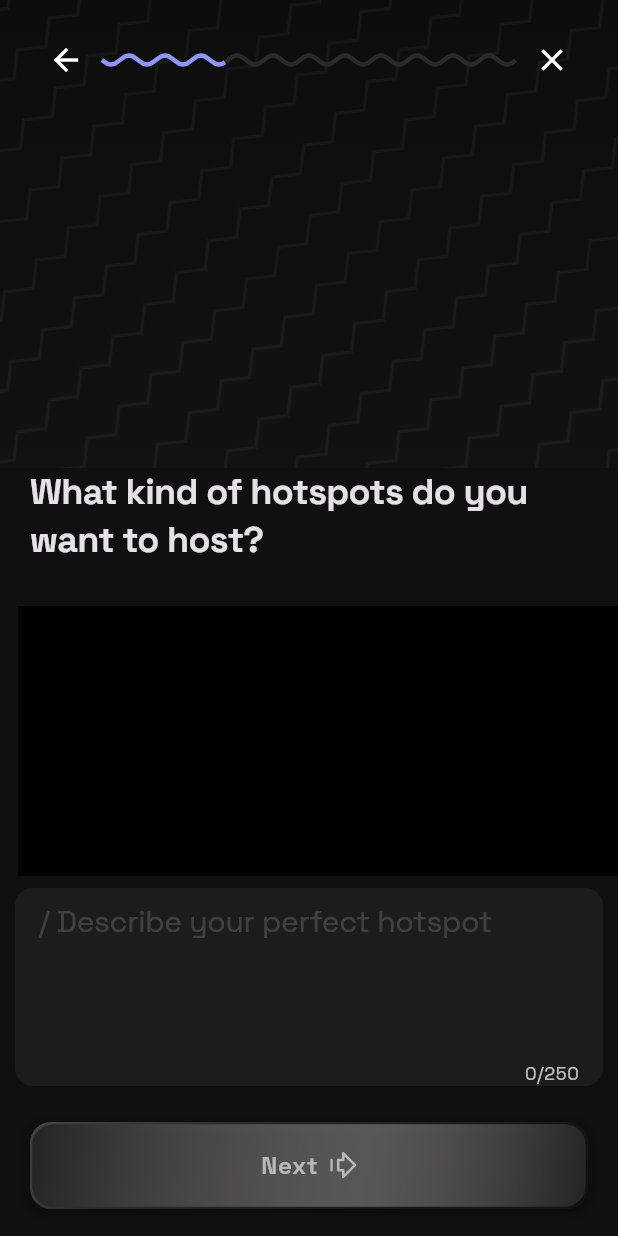
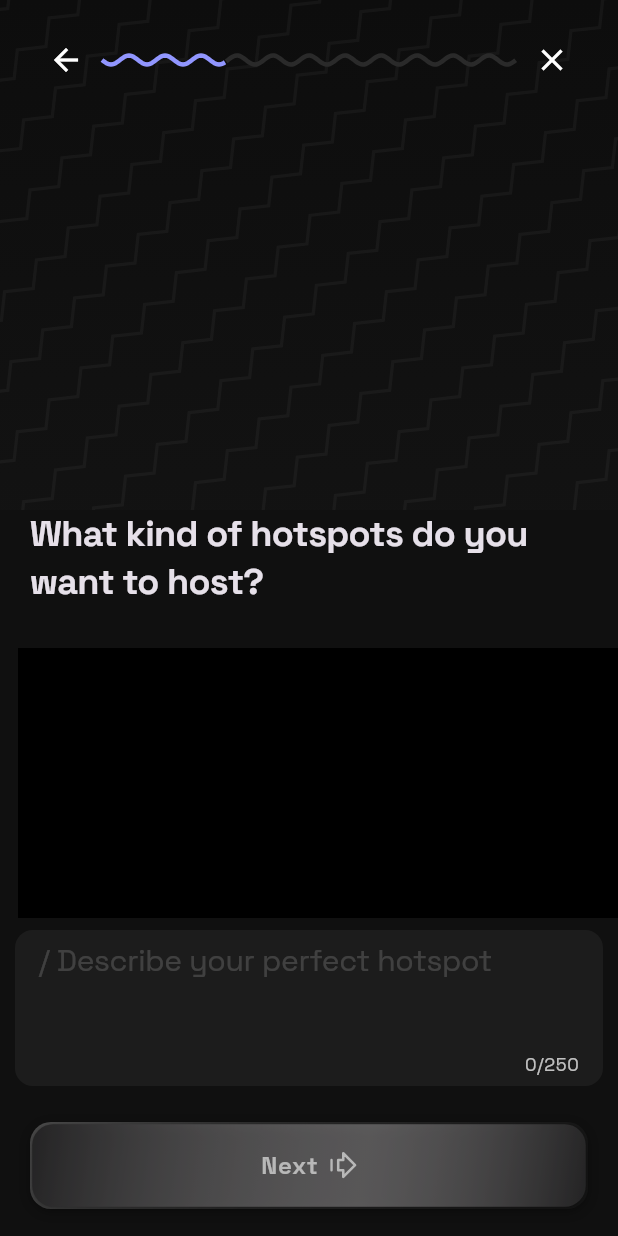
Before and after one commit to abhi123nith/8club, a Flutter app: the screen it shows after launch, on a phone screen of 412 x 824 dp. Run offline on Flutter 3.47's test engine with Material 3 defaults, Android fonts, the light colour scheme and no system bars; our stand-ins replace camera, dio, flutter_riverpod, flutter_svg, google_fonts, permission_handler and 1 more; missing offline and left inert: flutter_sound; network calls fail.

Commit message:
final output

```diff
--- a/lib/constants/text_constants.dart
+++ b/lib/constants/text_constants.dart
@@ -1,13 +1,52 @@
 class TextConstants {
-  // Experience Selection Screen Texts
+  // Experience Selection Screen
   static const String experienceSelectionTitle =
       "What kind of hotspots do you want to host?";
   static const String experienceDescriptionHint =
       "/ Describe your perfect hotspot";
 
-  // Onboarding Question Screen Texts
+  // Onboarding Question Screen
   static const String onboardingQuestionTitle =
       "Why do you want to host with us?";
   static const String onboardingQuestionHint =
       "Tell us about your intent and what motivates you to create experiences.";
+
+  // Video Recording Texts
+  static const String videoRecorded = "Video Recorded";
+  static const String recordingVideo = "Recording Video...";
+  static const String videoRecordedDuration = "Video Recorded -";
+  static const String tapToPlay = "Tap to play";
+
+  // Audio Recording Texts
+  static const String audioRecorded = "Audio Recorded";
+  static const String recordingAudio = "Recording Audio...";
+  static const String tapToListen = "Tap to listen";
+
+  // Button Texts
+  static const String recordAudio = "Record Audio";
+  static const String recordVideo = "Record Video";
+  static const String stopAudio = "Stop Audio";
+  static const String stopVideo = "Stop Video";
+  static const String playAudio = "Play Audio";
+  static const String pauseVideo = "Pause Video";
+  static const String deleteAudio = "Delete Audio";
+  static const String deleteVideo = "Delete Video";
+  static const String submit = "Submit";
+  static const String next = "Next";
+
+  // App Bar Texts
+  static const String hostQuestionnaire = "Host Questionnaire";
+
+  // Error Messages
+  static const String errorStartingRecording = "Error starting recording";
+  static const String cameraNotInitialized = "Camera not initialized";
+  static const String errorPlayingAudio = "Error playing audio";
+  static const String errorStoppingAudio = "Error stopping audio";
+  static const String errorInitializingCamera = "Error initializing camera";
+  static const String errorSwitchingCamera = "Error switching camera";
+  static const String errorPausingResuming = "Error pausing/resuming recording";
+
+  // Success Messages
+  static const String questionnaireSubmitted =
+      "Questionnaire submitted successfully!";
 }
--- a/lib/constants/text_styles.dart
+++ b/lib/constants/text_styles.dart
@@ -8,31 +8,100 @@ class CustomTextStyles {
       GoogleFonts.spaceGrotesk(
         fontWeight: FontWeight.w700, // 700
         fontSize: 24,
-        height: 32 / 24, // line-height: 32px / font-size: 24px
-        letterSpacing: -0.02 * 24, // letter-spacing: -2% of 24px
+        height: 32 / 24,
+        letterSpacing: -0.02 * 24,
       );
 
   static final TextStyle experienceSelectionTitleSmall =
       GoogleFonts.spaceGrotesk(
-        fontWeight: FontWeight.normal, // 400
-        fontSize: 14,
-        height: 20 / 14, // line-height: 20px / font-size: 14px
-        letterSpacing: 0, // letter-spacing: 0%
+        fontWeight: FontWeight.w400, // 400
+        fontSize: 18,
+        height: 21 / 14,
+        letterSpacing: 0,
       );
 
   static final TextStyle experienceDescriptionHint = GoogleFonts.spaceGrotesk(
     fontWeight: FontWeight.normal, // 400
     fontSize: 20,
     color: AppColors.whiteBorder2,
-    height: 28 / 20, // line-height: 28px / font-size: 20px
-    letterSpacing: -0.01 * 20, // letter-spacing: -1% of 20px
+    height: 28 / 20,
+    letterSpacing: -0.01 * 20,
   );
 
   // Onboarding Question Screen Styles
   static final TextStyle onboardingQuestionHint = GoogleFonts.spaceGrotesk(
     fontWeight: FontWeight.normal, // 400
     fontSize: 14,
-    height: 20 / 14, // line-height: 20px / font-size: 14px
-    letterSpacing: 0, // letter-spacing: 0%
+    height: 20 / 14,
+    letterSpacing: 0,
+  );
+
+  // Video Card Styles
+  static final TextStyle videoCardTitle = GoogleFonts.spaceGrotesk(
+    fontWeight: FontWeight.normal,
+    fontSize: 16,
+    color: AppColors.textColorPrimary,
+  );
+
+  static final TextStyle videoCardSubtitle = GoogleFonts.spaceGrotesk(
+    fontWeight: FontWeight.w600,
+    fontSize: 15,
+    color: AppColors.white,
+  );
+
+  static final TextStyle videoCardDuration = GoogleFonts.spaceGrotesk(
+    fontWeight: FontWeight.normal,
+    fontSize: 13,
+    color: AppColors.white54,
+  );
+
+  // Button Text Styles
+  static final TextStyle buttonText = GoogleFonts.spaceGrotesk(
+    fontWeight: FontWeight.bold,
+    fontSize: 16,
+    color: AppColors.white,
+    height: 24 / 16,
+    letterSpacing: 0,
+  );
+
+  static final TextStyle buttonCaption = GoogleFonts.spaceGrotesk(
+    fontWeight: FontWeight.normal,
+    fontSize: 12,
+    color: AppColors.white,
+    height: 16 / 12,
+    letterSpacing: 0,
+  );
+
+  // App Bar Title Style
+  static final TextStyle appBarTitle = GoogleFonts.spaceGrotesk(
+    fontWeight: FontWeight.bold,
+    fontSize: 20,
+    color: AppColors.white,
+  );
+
+  // Recording Status Styles
+  static final TextStyle recordingStatus = GoogleFonts.spaceGrotesk(
+    fontWeight: FontWeight.bold,
+    fontSize: 20,
+    color: AppColors.white,
+    height: 26 / 20,
+    letterSpacing: -0.01 * 20,
+  );
+
+  // Media Info Styles
+  static final TextStyle mediaInfoTitle = GoogleFonts.spaceGrotesk(
+    fontWeight: FontWeight.bold,
+    fontSize: 16,
+    color: AppColors.white,
+    height: 24 / 16,
+    letterSpacing: 0,
+  );
+
+  static final TextStyle mediaInfoSubtitle = GoogleFonts.spaceGrotesk(
+    fontWeight: FontWeight.normal,
+    fontSize: 14,
+    color: AppColors.white,
+    height: 20 / 14,
+    letterSpacing: 0,
   );
 }
--- a/lib/screens/experience_selection_screen.dart
+++ b/lib/screens/experience_selection_screen.dart
@@ -409,20 +409,26 @@ class _ExperienceSelectionContentState
                                 ? Border.all(color: AppColors.blue5961FF)
                                 : null,
                           ),
-                          padding: const EdgeInsets.symmetric(horizontal: 16),
+                          padding: const EdgeInsets.symmetric(
+                            horizontal: 16,
+                            vertical: 6,
+                          ),
                           child: TextField(
                             controller: _descController,
-                            maxLines: 4,
+                            minLines: 3,
+                            maxLines: null,
                             maxLength: 250,
-
+                            keyboardType: TextInputType.multiline,
+                            textInputAction: TextInputAction.newline,
                             style: TextStyle(
                               color: AppColors.white,
                               fontFamily: 'Space Grotesk',
                               fontSize: 16,
                             ),
                             decoration: InputDecoration(
+                              isCollapsed:
+                                  true, // 👈 Prevents extra internal padding
                               border: InputBorder.none,
-
                               hintText: TextConstants.experienceDescriptionHint,
                               hintStyle:
                                   CustomTextStyles.experienceDescriptionHint,
--- a/lib/screens/onboarding_question_screen.dart
+++ b/lib/screens/onboarding_question_screen.dart
@@ -6,7 +6,9 @@ import 'package:camera/camera.dart';
 import 'package:flutter/material.dart';
 import 'package:flutter_sound/flutter_sound.dart';
 import 'package:flutter_svg/flutter_svg.dart';
+import 'package:google_fonts/google_fonts.dart';
 import 'package:hotspots_hostes/constants/text_constants.dart';
+import 'package:hotspots_hostes/constants/text_styles.dart';
 import 'package:hotspots_hostes/models/wave_line.dart';
 import 'package:hotspots_hostes/utils/app_colors.dart';
 import 'package:hotspots_hostes/utils/next_button.dart';
@@ -314,6 +316,7 @@ class _OnboardingQuestionScreenState extends State<OnboardingQuestionScreen>
     if (_isRecordingAudio) {
       return _buildAudioCard(
         title: "Audio is recording...",
+
         trailing: SvgPicture.asset(
           'assets/icons/delete.svg',
           width: 20,
@@ -419,10 +422,10 @@ class _OnboardingQuestionScreenState extends State<OnboardingQuestionScreen>
             children: [
               Text(
                 title,
-                style: const TextStyle(
-                  color: Color(0xFFDADADA),
-                  fontFamily: 'Space Grotesk',
+                style: GoogleFonts.spaceGrotesk(
+                  fontWeight: FontWeight.w400,
                   fontSize: 16,
+                  height: 20 / 14,
                 ),
               ),
               if (trailing != null) trailing,
@@ -546,7 +549,7 @@ class _OnboardingQuestionScreenState extends State<OnboardingQuestionScreen>
               bottom: 6,
               right: 6,
               child: IconButton(
-                icon: const Icon(Icons.switch_camera, color: Color(0xFF9196FF)),
+                icon: const Icon(Icons.cameraswitch, color: Color(0xFF9196FF)),
                 onPressed: _switchCamera,
               ),
             ),
@@ -624,10 +627,10 @@ class _OnboardingQuestionScreenState extends State<OnboardingQuestionScreen>
             children: [
               Text(
                 title,
-                style: const TextStyle(
-                  color: Color(0xFFDADADA),
-                  fontFamily: 'Space Grotesk',
+                style: GoogleFonts.spaceGrotesk(
+                  fontWeight: FontWeight.w400,
                   fontSize: 16,
+                  height: 20 / 14,
                 ),
               ),
               if (trailing != null) trailing,
@@ -679,21 +682,18 @@ class _OnboardingQuestionScreenState extends State<OnboardingQuestionScreen>
                 const Spacer(),
                 Text(
                   TextConstants.onboardingQuestionTitle,
-                  style: TextStyle(
-                    fontFamily: 'Space Grotesk',
-                    color: Colors.white,
-                    fontWeight: FontWeight.bold,
-                    fontSize: 22,
-                  ),
+                  style: !_isKeyboardVisible
+                      ? CustomTextStyles.experienceSelectionTitleLarge
+                      : CustomTextStyles.experienceSelectionTitleSmall,
                   textAlign: TextAlign.left,
                 ),
-                if (!hasMedia || _isKeyboardVisible)
+                if (!hasMedia || !_isKeyboardVisible)
                   Padding(
                     padding: EdgeInsets.only(top: 6, bottom: 20),
                     child: Text(
                       TextConstants.onboardingQuestionHint,
-                      style: TextStyle(
-                        fontFamily: 'Space Grotesk',
+                      style: GoogleFonts.spaceGrotesk(
+                        // fontFamily: 'Space Grotesk',
                         color: Colors.white70,
                         fontSize: 14,
                       ),
@@ -716,17 +716,13 @@ class _OnboardingQuestionScreenState extends State<OnboardingQuestionScreen>
                     ),
 
                     decoration: InputDecoration(
-                      hintText: "Start typing here...",
-                      hintStyle: const TextStyle(
-                        color: Colors.white38,
-                        fontFamily: 'Space Grotesk',
-
-                      ),
+                      hintText: "/Start typing here",
+                      hintStyle: CustomTextStyles.experienceDescriptionHint,
                       filled: true,
                       floatingLabelBehavior: FloatingLabelBehavior.always,
                       fillColor: const Color(0xFF151515),
-                       contentPadding: const EdgeInsets.fromLTRB(16, 16, 16, 12),
-                       alignLabelWithHint: true,
+                      contentPadding: const EdgeInsets.fromLTRB(16, 16, 16, 12),
+                      alignLabelWithHint: true,
                       border: OutlineInputBorder(
                         borderRadius: BorderRadius.circular(16),
                         borderSide: _isKeyboardVisible
--- a/lib/utils/app_colors.dart
+++ b/lib/utils/app_colors.dart
@@ -2,7 +2,6 @@ import 'package:flutter/material.dart';
 
 class AppColors {
   //  Whites
-
   static const Color white = Color(0xFFFFFFFF); // #FFFFFF
   static const Color whiteB8 = Color(0xB8FFFFFF); // #FFFFFFB8
   static const Color white7A = Color(0x7AFFFFFF); // #FFFFFF7A
@@ -19,10 +18,12 @@ class AppColors {
   static const Color white38 = Color(0x61FFFFFF); // ~38% white
   static const Color white24 = Color(0x3DFFFFFF); // ~24% white
   static const Color white12 = Color(0x1FFFFFFF); // ~12% white
+  static const Color whiteDADADA = Color(0xFFDADADA); // Light gray for text
 
   //  Dark grays / blacks
   static const Color black10 = Color(0xFF101010); // #101010
   static const Color black15 = Color(0xFF151515); // #151515
+  static const Color black1C = Color(0xFF1C1C1C); // #1C1C1C (card background)
   static const Color blackE5 = Color(0xE5101010); // #101010E5
   static const Color blackB2 = Color(0xB2101010); // #101010B2
   static const Color black80 = Color(0x80101010); // #10101080
@@ -31,6 +32,29 @@ class AppColors {
   static const Color blue9196FF = Color(0xFF9196FF); // #9196FF
   static const Color blue5961FF = Color(0xFF5961FF); // #5961FF
 
+  //  Text colors
+  static const Color textColorPrimary = Color(0xFFDADADA); // Primary text color
+  static const Color textColorSecondary = Color(
+    0xFF9196FF,
+  ); // Secondary text color
+  static const Color textColorHint = Color(0xFF9196FF); // Hint text color
+
+  //  Background colors
+  static const Color backgroundColor = Color(0xFF1C1C1C); // Card background
+  static const Color scaffoldBackgroundColor =
+      Colors.transparent; // Scaffold background
+
+  //  Button colors
+  static const Color buttonPrimary = Color(0xFF9196FF); // Primary button
+  static const Color buttonSecondary = Color(0xFF5961FF); // Secondary button
+  static const Color buttonDisabled = Color(0xFF1C1C1C); // Disabled button
+
+  //  Status colors
+  static const Color recordingIndicator = Color(
+    0xFF9196FF,
+  ); // Recording indicator
+  static const Color deleteIcon = Color(0xFF5961FF); // Delete icon color
+
   // textfield background
   static const Color textFieldBackground = Color(0x0DFFFFFF);
 }
```
Also changed, not shown: 3 other files.
